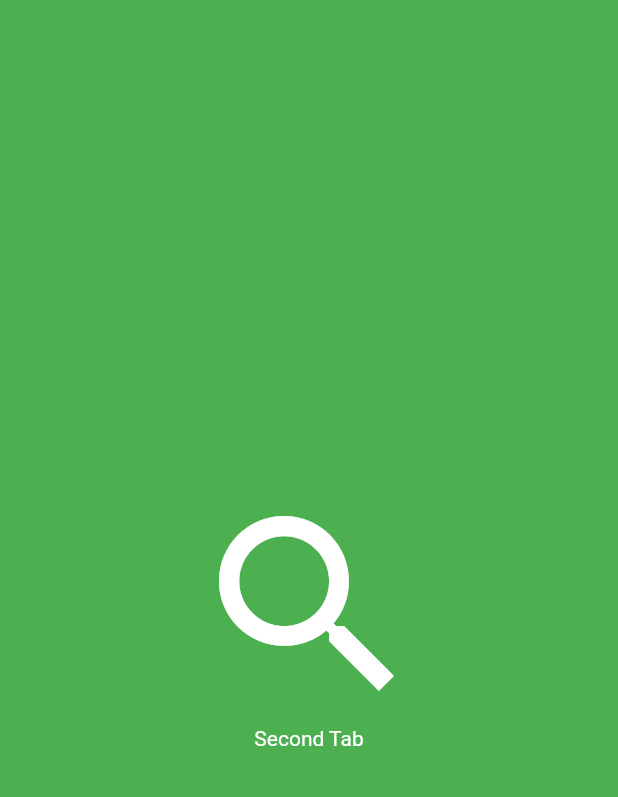
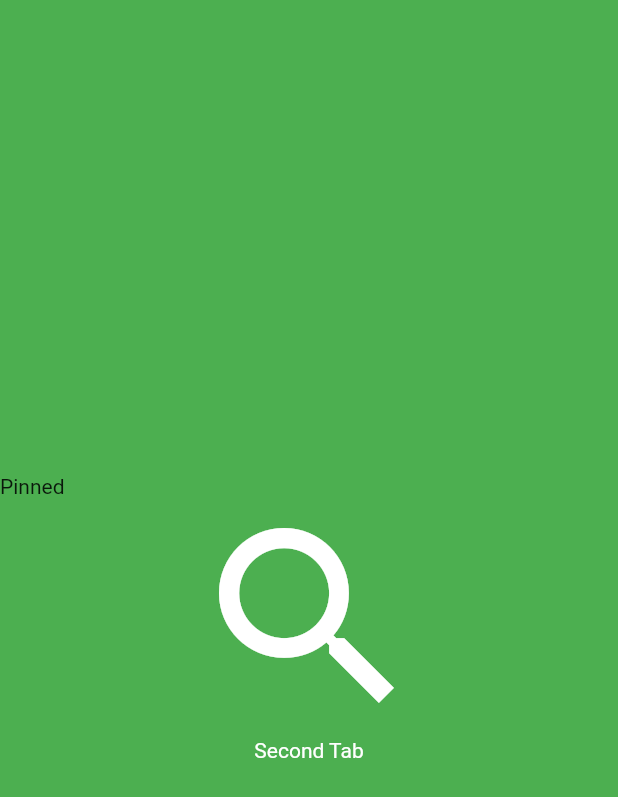
Before and after one commit to li-night-run/project_echo, a Flutter app: the SecondTab screen opened directly, on a phone screen of 412 x 824 dp. Shown: the top 797 px of the screen. Run offline on Flutter 3.47's test engine with Material 2 defaults, Android fonts, the phone set to English and light mode, and no system bars.

Commit message:
added custom_widgets folder, created template for two generic block types, renamed project name from li_night_run_1 to li_night_run

```diff
--- a/li_night_run/lib/tabs/fifth.dart
+++ b/li_night_run/lib/tabs/fifth.dart
@@ -1,5 +1,7 @@
 import 'package:flutter/material.dart';
+import 'package:li_night_run/custom_widgets/blocks.dart';
 
+// Profile Page
 class FifthTab extends StatelessWidget {
   @override
   Widget build(BuildContext context) {
--- a/li_night_run/lib/tabs/first.dart
+++ b/li_night_run/lib/tabs/first.dart
@@ -1,5 +1,7 @@
 import 'package:flutter/material.dart';
+import 'package:li_night_run/custom_widgets/blocks.dart';
 
+// Home Page
 class FirstTab extends StatelessWidget {
   @override
   Widget build(BuildContext context) {
--- a/li_night_run/lib/tabs/fourth.dart
+++ b/li_night_run/lib/tabs/fourth.dart
@@ -1,5 +1,6 @@
 import 'package:flutter/material.dart';
 
+// Billing Page
 class FourthTab extends StatelessWidget {
   @override
   Widget build(BuildContext context) {
--- a/li_night_run/lib/tabs/second.dart
+++ b/li_night_run/lib/tabs/second.dart
@@ -1,5 +1,7 @@
 import 'package:flutter/material.dart';
+import 'package:li_night_run/custom_widgets/blocks.dart';
 
+// Search Page
 class SecondTab extends StatelessWidget {
   @override
   Widget build(BuildContext context) {
@@ -11,13 +13,19 @@ class SecondTab extends StatelessWidget {
             // center the children
             mainAxisAlignment: MainAxisAlignment.center,
             children: <Widget>[
+              Row(
+                children: <Widget>[
+                  Text('Pinned'),
+                ]
+              ),
+              Row(),
               Icon(
                 Icons.search,
                 size: 160.0,
                 color: Colors.white,
               ),
               Text(
-                "Second Tab",
+                'Second Tab',
                 style: TextStyle(color: Colors.white),
               )
             ],
--- a/li_night_run/lib/tabs/third.dart
+++ b/li_night_run/lib/tabs/third.dart
@@ -1,5 +1,6 @@
 import 'package:flutter/material.dart';
 
+// History Page
 class ThirdTab extends StatelessWidget {
   @override
   Widget build(BuildContext context) {
--- a/li_night_run/pubspec.yaml
+++ b/li_night_run/pubspec.yaml
@@ -1,4 +1,4 @@
-name: li_night_run1
+name: li_night_run
 description: A new Flutter project.
 
 dependencies:
```
Also changed, not shown: li_night_run/lib/custom_widgets/blocks.dart (added, +38 -0 lines), li_night_run/lib/main.dart (+7 -5 lines).
